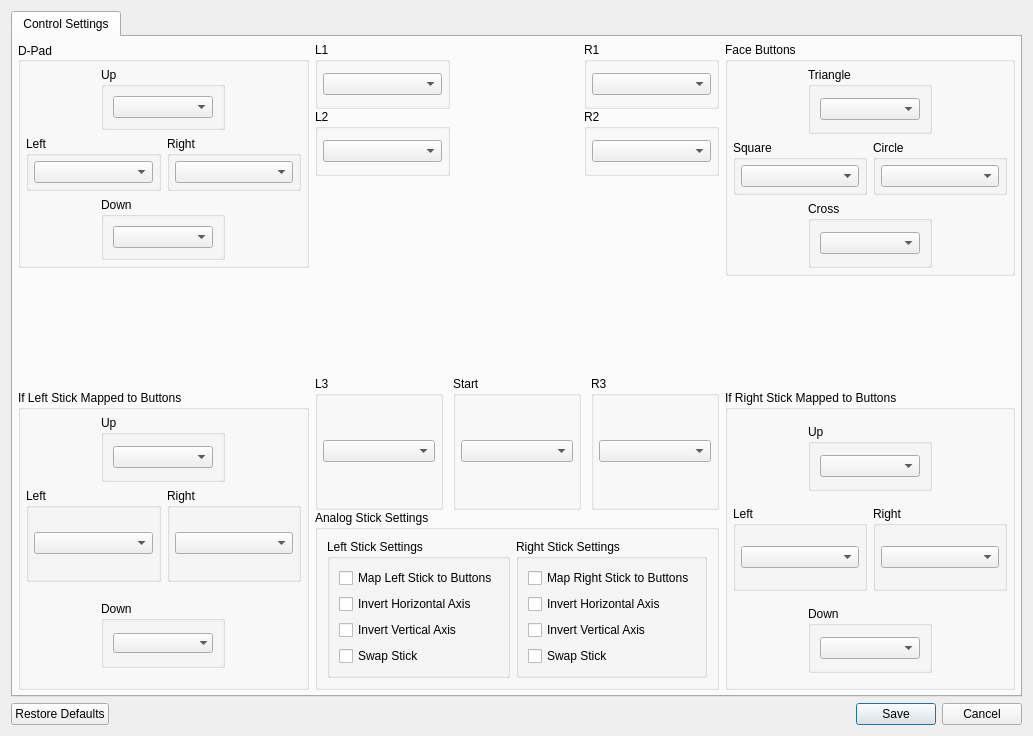
Above: src/qt_gui/control_settings.ui from diegolix29/shadPS4 before the change. Below: the same form after it.
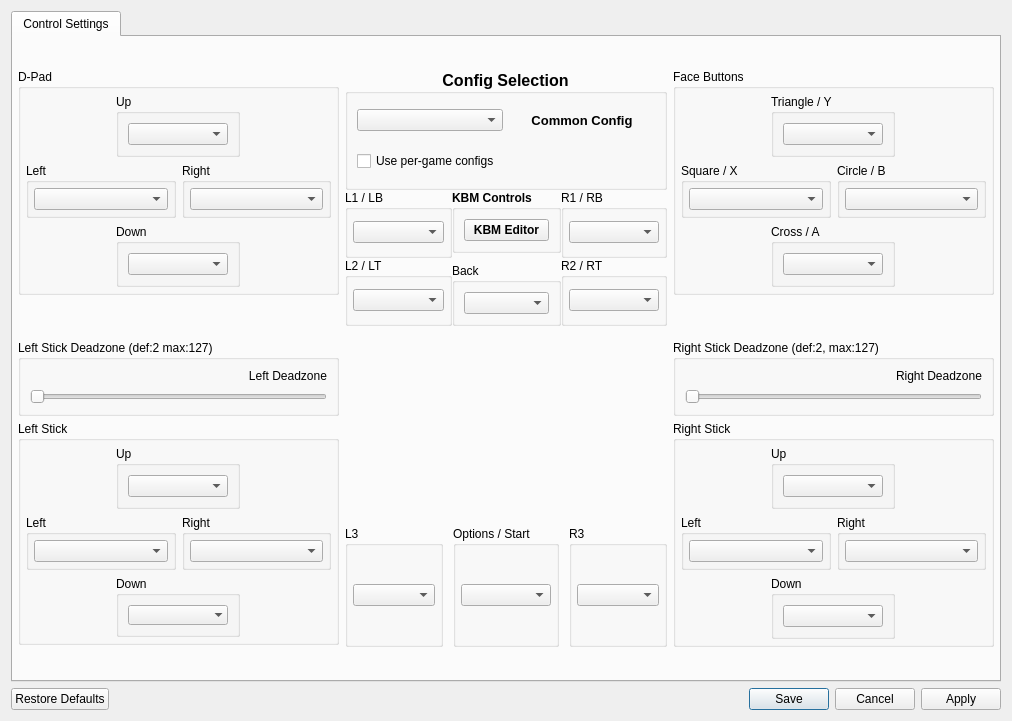
That is the form after the change. Icons and pictures are not drawn.

What changed in the file:
```diff
--- a/src/qt_gui/control_settings.ui
+++ b/src/qt_gui/control_settings.ui
@@ -11,8 +11,8 @@
    <rect>
     <x>0</x>
     <y>0</y>
-    <width>1033</width>
-    <height>736</height>
+    <width>1012</width>
+    <height>721</height>
    </rect>
   </property>
   <property name="windowTitle">
@@ -39,8 +39,8 @@
        <rect>
         <x>0</x>
         <y>0</y>
-        <width>1015</width>
-        <height>688</height>
+        <width>994</width>
+        <height>673</height>
        </rect>
       </property>
       <widget class="QWidget" name="tab">
@@ -72,6 +72,12 @@
               <property name="enabled">
                <bool>true</bool>
               </property>
+              <property name="sizePolicy">
+               <sizepolicy hsizetype="Preferred" vsizetype="Fixed">
+                <horstretch>0</horstretch>
+                <verstretch>0</verstretch>
+               </sizepolicy>
+              </property>
               <property name="maximumSize">
                <size>
                 <width>16777215</width>
@@ -81,9 +87,6 @@
               <property name="title">
                <string>D-Pad</string>
               </property>
-              <property name="alignment">
-               <set>Qt::AlignmentFlag::AlignLeading|Qt::AlignmentFlag::AlignLeft|Qt::AlignmentFlag::AlignVCenter</set>
-              </property>
               <layout class="QVBoxLayout" name="gb_dpad_layout">
                <property name="spacing">
                 <number>6</number>
@@ -248,7 +251,7 @@
                        </property>
                        <property name="minimumSize">
                         <size>
-                         <width>100</width>
+                         <width>0</width>
                          <height>0</height>
                         </size>
                        </property>
@@ -268,6 +271,9 @@
               <property name="orientation">
                <enum>Qt::Orientation::Vertical</enum>
               </property>
+              <property name="sizeType">
+               <enum>QSizePolicy::Policy::Maximum</enum>
+              </property>
               <property name="sizeHint" stdset="0">
                <size>
                 <width>20</width>
@@ -276,16 +282,72 @@
               </property>
              </spacer>
             </item>
+            <item>
+             <widget class="QGroupBox" name="LeftStickDeadZoneGB">
+              <property name="sizePolicy">
+               <sizepolicy hsizetype="Preferred" vsizetype="Fixed">
+                <horstretch>0</horstretch>
+                <verstretch>0</verstretch>
+               </sizepolicy>
+              </property>
+              <property name="title">
+               <string>Left Stick Deadzone (def:2 max:127)</string>
+              </property>
+              <layout class="QVBoxLayout" name="verticalLayout_15">
+               <item>
+                <widget class="QLabel" name="LeftDeadzoneValue">
+                 <property name="sizePolicy">
+                  <sizepolicy hsizetype="Minimum" vsizetype="Minimum">
+                   <horstretch>0</horstretch>
+                   <verstretch>0</verstretch>
+                  </sizepolicy>
+                 </property>
+                 <property name="text">
+                  <string>Left Deadzone</string>
+                 </property>
+                 <property name="alignment">
+                  <set>Qt::AlignmentFlag::AlignRight|Qt::AlignmentFlag::AlignTrailing|Qt::AlignmentFlag::AlignVCenter</set>
+                 </property>
+                </widget>
+               </item>
+               <item>
+                <widget class="QSlider" name="LeftDeadzoneSlider">
+                 <property name="sizePolicy">
+                  <sizepolicy hsizetype="Preferred" vsizetype="Minimum">
+                   <horstretch>0</horstretch>
+                   <verstretch>0</verstretch>
+                  </sizepolicy>
+                 </property>
+                 <property name="minimum">
+                  <number>1</number>
+                 </property>
+                 <property name="maximum">
+                  <number>127</number>
+                 </property>
+                 <property name="orientation">
+                  <enum>Qt::Orientation::Horizontal</enum>
+                 </property>
+                </widget>
+               </item>
+              </layout>
+             </widget>
+            </item>
             <item>
              <widget class="QGroupBox" name="gb_left_stick">
+              <property name="sizePolicy">
+               <sizepolicy hsizetype="Preferred" vsizetype="Fixed">
+                <horstretch>0</horstretch>
+                <verstretch>0</verstretch>
+               </sizepolicy>
+              </property>
               <property name="minimumSize">
                <size>
                 <width>0</width>
-                <height>300</height>
+                <height>0</height>
                </size>
               </property>
               <property name="title">
-               <string>If Left Stick Mapped to Buttons</string>
+               <string>Left Stick</string>
               </property>
               <layout class="QVBoxLayout" name="gb_left_stick_layout">
                <property name="leftMargin">
@@ -305,7 +367,7 @@
                  <property name="maximumSize">
                   <size>
                    <width>16777215</width>
-                   <height>67</height>
+                   <height>2121</height>
                   </size>
                  </property>
                  <layout class="QHBoxLayout" name="left_stick_up_layout">
@@ -325,7 +387,7 @@
                    <widget class="QGroupBox" name="gb_left_stick_up">
                     <property name="minimumSize">
                      <size>
-                      <width>124</width>
+                      <width>0</width>
                       <height>0</height>
                      </size>
                     </property>
@@ -340,7 +402,11 @@
                     </property>
                     <layout class="QVBoxLayout" name="verticalLayout_10">
                      <item>
-                      <widget class="QComboBox" name="LStickUpBox"/>
+                      <widget class="QComboBox" name="LStickUpBox">
+                       <property name="enabled">
+                        <bool>true</bool>
+                       </property>
+                      </widget>
                      </item>
                     </layout>
                    </widget>
@@ -369,7 +435,11 @@
                      <number>5</number>
                     </property>
                     <item>
-                     <widget class="QComboBox" name="LStickLeftBox"/>
+                     <widget class="QComboBox" name="LStickLeftBox">
+                      <property name="enabled">
+                       <bool>true</bool>
+                      </property>
+                     </widget>
                     </item>
                    </layout>
                   </widget>
@@ -399,7 +469,11 @@
                      <number>5</number>
                     </property>
                     <item>
-                     <widget class="QComboBox" name="LStickRightBox"/>
+                     <widget class="QComboBox" name="LStickRightBox">
+                      <property name="enabled">
+                       <bool>true</bool>
+                      </property>
+                     </widget>
                     </item>
                    </layout>
                   </widget>
@@ -432,7 +506,7 @@
                     <property name="maximumSize">
                      <size>
                       <width>124</width>
-                      <height>67</height>
+                      <height>21212</height>
                      </size>
                     </property>
                     <property name="title">
@@ -441,6 +515,9 @@
                     <layout class="QVBoxLayout" name="verticalLayout_8">
                      <item>
                       <widget class="QComboBox" name="LStickDownBox">
+                       <property name="enabled">
+                        <bool>true</bool>
+                       </property>
                        <property name="editable">
                         <bool>false</bool>
                        </property>
@@ -465,6 +542,91 @@
             <property name="spacing">
              <number>0</number>
             </property>
+            <item>
+             <widget class="QGroupBox" name="ProfileGroupBox">
+              <property name="sizePolicy">
+               <sizepolicy hsizetype="Preferred" vsizetype="Preferred">
+                <horstretch>0</horstretch>
+                <verstretch>0</verstretch>
+               </sizepolicy>
+              </property>
+              <property name="font">
+               <font>
+                <pointsize>12</pointsize>
+                <bold>true</bold>
+               </font>
+              </property>
+              <property name="title">
+               <string>Config Selection</string>
+              </property>
+              <property name="alignment">
+               <set>Qt::AlignmentFlag::AlignCenter</set>
+              </property>
+              <layout class="QVBoxLayout" name="verticalLayout_16">
+               <item>
+                <layout class="QHBoxLayout" name="horizontalLayout_6">
+                 <item>
+                  <widget class="QComboBox" name="ProfileComboBox">
+                   <property name="font">
+                    <font>
+                     <pointsize>9</pointsize>
+                     <bold>false</bold>
+                    </font>
+                   </property>
+                   <property name="currentText">
+                    <string/>
+                   </property>
+                   <property name="currentIndex">
+                    <number>-1</number>
+                   </property>
+                   <property name="placeholderText">
+                    <string>Common Config</string>
+                   </property>
+                  </widget>
+                 </item>
+                 <item>
+                  <widget class="QLabel" name="TitleLabel">
+                   <property name="font">
+                    <font>
+                     <pointsize>10</pointsize>
+                     <bold>true</bold>
+                    </font>
+                   </property>
+                   <property name="text">
+                    <string>Common Config</string>
+                   </property>
+                   <property name="alignment">
+                    <set>Qt::AlignmentFlag::AlignCenter</set>
+                   </property>
+                   <property name="wordWrap">
+                    <bool>true</bool>
+                   </property>
+                  </widget>
+                 </item>
+                </layout>
+               </item>
+               <item>
+                <widget class="QCheckBox" name="PerGameCheckBox">
+                 <property name="sizePolicy">
+                  <sizepolicy hsizetype="Minimum" vsizetype="Minimum">
+                   <horstretch>0</horstretch>
+                   <verstretch>0</verstretch>
+                  </sizepolicy>
+                 </property>
+                 <property name="font">
+                  <font>
+                   <pointsize>9</pointsize>
+                   <bold>false</bold>
+                  </font>
+                 </property>
+                 <property name="text">
+                  <string>Use per-game configs</string>
+                 </property>
+                </widget>
+               </item>
+              </layout>
+             </widget>
+            </item>
             <item>
              <layout class="QHBoxLayout" name="layout_middle_top">
               <property name="spacing">
@@ -475,7 +637,7 @@
                 <item>
                  <widget class="QGroupBox" name="gb_l1">
                   <property name="title">
-                   <string>L1</string>
+                   <string>L1 / LB</string>
                   </property>
                   <layout class="QVBoxLayout" name="gb_l1_layout">
                    <property name="leftMargin">
@@ -499,7 +661,7 @@
                 <item>
                  <widget class="QGroupBox" name="gb_l2">
                   <property name="title">
-                   <string>L2</string>
+                   <string>L2 / LT</string>
                   </property>
                   <layout class="QVBoxLayout" name="gb_l2_layout">
                    <property name="leftMargin">
@@ -525,33 +687,50 @@
               <item>
                <layout class="QVBoxLayout" name="layout_system_buttons">
                 <item>
-                 <layout class="QHBoxLayout" name="layout_select_start">
+                 <layout class="QVBoxLayout" name="verticalLayout_4">
                   <property name="spacing">
                    <number>10</number>
                   </property>
+                  <item>
+                   <widget class="QGroupBox" name="groupBox">
+                    <property name="font">
+                     <font>
+                      <bold>true</bold>
+                     </font>
+                    </property>
+                    <property name="title">
+                     <string>KBM Controls</string>
+                    </property>
+                    <layout class="QVBoxLayout" name="verticalLayout_11">
+                     <item>
+                      <widget class="QPushButton" name="KBMButton">
+                       <property name="font">
+                        <font>
+                         <bold>true</bold>
+                        </font>
+                       </property>
+                       <property name="text">
+                        <string>KBM Editor</string>
+                       </property>
+                      </widget>
+                     </item>
+                    </layout>
+                   </widget>
+                  </item>
+                  <item>
+                   <widget class="QGroupBox" name="groupBox_2">
+                    <property name="title">
+                     <string>Back</string>
+                    </property>
+                    <layout class="QVBoxLayout" name="verticalLayout_9">
+                     <item>
+                      <widget class="QComboBox" name="BackBox"/>
+                     </item>
+                    </layout>
+                   </widget>
+                  </item>
                  </layout>
                 </item>
-                <item>
-                 <widget class="QWidget" name="widget_ps_button" native="true">
-                  <layout class="QHBoxLayout" name="widget_ps_button_layout">
-                   <property name="spacing">
-                    <number>10</number>
-                   </property>
-                   <property name="leftMargin">
-                    <number>0</number>
-                   </property>
-                   <property name="topMargin">
-                    <number>0</number>
-                   </property>
-                   <property name="rightMargin">
-                    <number>0</number>
-                   </property>
-                   <property name="bottomMargin">
-                    <number>0</number>
-                   </property>
-                  </layout>
-                 </widget>
-                </item>
                </layout>
               </item>
               <item>
@@ -559,7 +738,7 @@
                 <item>
                  <widget class="QGroupBox" name="gb_r1">
                   <property name="title">
-                   <string>R1</string>
+                   <string>R1 / RB</string>
                   </property>
                   <layout class="QVBoxLayout" name="gb_r1_layout">
                    <property name="leftMargin">
@@ -583,7 +762,7 @@
                 <item>
                  <widget class="QGroupBox" name="gb_r2">
                   <property name="title">
-                   <string>R2</string>
+                   <string>R2 / RT</string>
                   </property>
                   <layout class="QVBoxLayout" name="gb_r2_layout">
                    <property name="leftMargin">
@@ -686,7 +865,7 @@
               <item>
                <widget class="QGroupBox" name="gb_start">
                 <property name="title">
-                 <string>Start</string>
+                 <string>Options / Start</string>
                 </property>
                 <layout class="QVBoxLayout" name="gb_start_layout">
                  <property name="leftMargin">
@@ -733,92 +912,6 @@
               </item>
              </layout>
             </item>
-            <item>
-             <widget class="QGroupBox" name="AnalogSettings">
-              <property name="title">
-               <string>Analog Stick Settings</string>
-              </property>
-              <layout class="QHBoxLayout" name="horizontalLayout_2">
-               <item>
-                <widget class="QGroupBox" name="LStickSettings">
-                 <property name="title">
-                  <string>Left Stick Settings</string>
-                 </property>
-                 <layout class="QVBoxLayout" name="verticalLayout_4">
-                  <item>
-                   <widget class="QCheckBox" name="LStickButtons">
-                    <property name="text">
-                     <string>Map Left Stick to Buttons</string>
-                    </property>
-                    <property name="checked">
-                     <bool>false</bool>
-                    </property>
-                   </widget>
-                  </item>
-                  <item>
-                   <widget class="QCheckBox" name="LStickInvertX">
-                    <property name="text">
-                     <string>Invert Horizontal Axis</string>
-                    </property>
-                   </widget>
-                  </item>
-                  <item>
-                   <widget class="QCheckBox" name="LStickInvertY">
-                    <property name="text">
-                     <string>Invert Vertical Axis</string>
-                    </property>
-                   </widget>
-                  </item>
-                  <item>
-                   <widget class="QCheckBox" name="LStickSwap">
-                    <property name="text">
-                     <string>Swap Stick</string>
-                    </property>
-                   </widget>
-                  </item>
-                 </layout>
-                </widget>
-               </item>
-               <item>
-                <widget class="QGroupBox" name="RStickSettings">
-                 <property name="title">
-                  <string>Right Stick Settings</string>
-                 </property>
-                 <layout class="QVBoxLayout" name="verticalLayout_9">
-                  <item>
-                   <widget class="QCheckBox" name="RStickButtons">
-                    <property name="text">
-                     <string>Map Right Stick to Buttons</string>
-                    </property>
-                   </widget>
-                  </item>
-                  <item>
-                   <widget class="QCheckBox" name="RStickInvertX">
-                    <property name="text">
-                     <string>Invert Horizontal Axis</string>
-                    </property>
-                   </widget>
-                  </item>
-                  <item>
-                   <widget class="QCheckBox" name="RStickInvertY">
-                    <property name="text">
-                     <string>Invert Vertical Axis</string>
-                    </property>
-                   </widget>
-                  </item>
-                  <item>
-                   <widget class="QCheckBox" name="RStickSwap">
-                    <property name="text">
-                     <string>Swap Stick</string>
-                    </property>
-                   </widget>
-                  </item>
-                 </layout>
-                </widget>
-               </item>
-              </layout>
-             </widget>
-            </item>
            </layout>
           </item>
           <item>
@@ -828,6 +921,12 @@
             </property>
             <item>
              <widget class="QGroupBox" name="gb_face_buttons">
+              <property name="sizePolicy">
+               <sizepolicy hsizetype="Preferred" vsizetype="Fixed">
+                <horstretch>0</horstretch>
+                <verstretch>0</verstretch>
+               </sizepolicy>
+              </property>
               <property name="title">
                <string>Face Buttons</string>
               </property>
@@ -870,21 +969,24 @@
                     <property name="minimumSize">
                      <size>
                       <width>124</width>
-                      <height>67</height>
+                      <height>0</height>
                      </size>
                     </property>
                     <property name="maximumSize">
                      <size>
-                      <width>124</width>
+                      <width>0</width>
                       <height>16777215</height>
                      </size>
                     </property>
                     <property name="title">
-                     <string>Triangle</string>
+                     <string>Triangle / Y</string>
                     </property>
                     <layout class="QVBoxLayout" name="verticalLayout_3">
                      <item>
                       <widget class="QComboBox" name="YBox">
+                       <property name="enabled">
+                        <bool>true</bool>
+                       </property>
                        <property name="sizePolicy">
                         <sizepolicy hsizetype="Preferred" vsizetype="Fixed">
                          <horstretch>0</horstretch>
@@ -904,7 +1006,7 @@
                  <item>
                   <widget class="QGroupBox" name="gb_square">
                    <property name="title">
-                    <string>Square</string>
+                    <string>Square / X</string>
                    </property>
                    <layout class="QVBoxLayout" name="gb_square_layout">
                     <property name="leftMargin">
@@ -928,7 +1030,7 @@
                  <item>
                   <widget class="QGroupBox" name="gb_circle">
                    <property name="title">
-                    <string>Circle</string>
+                    <string>Circle / B</string>
                    </property>
                    <layout class="QVBoxLayout" name="gb_circle_layout">
                     <property name="leftMargin">
@@ -971,7 +1073,7 @@
                     <property name="minimumSize">
                      <size>
                       <width>124</width>
-                      <height>67</height>
+                      <height>0</height>
                      </size>
                     </property>
                     <property name="maximumSize">
@@ -981,7 +1083,7 @@
                      </size>
                     </property>
                     <property name="title">
-                     <string>Cross</string>
+                     <string>Cross / A</string>
                     </property>
                     <layout class="QVBoxLayout" name="verticalLayout_5">
                      <item>
@@ -1001,24 +1103,83 @@
               <property name="orientation">
                <enum>Qt::Orientation::Vertical</enum>
               </property>
+              <property name="sizeType">
+               <enum>QSizePolicy::Policy::Maximum</enum>
+              </property>
               <property name="sizeHint" stdset="0">
                <size>
                 <width>20</width>
-                <height>0</height>
+                <height>40</height>
                </size>
               </property>
              </spacer>
             </item>
+            <item>
+             <widget class="QGroupBox" name="RightStickDeadZoneGB">
+              <property name="sizePolicy">
+               <sizepolicy hsizetype="Preferred" vsizetype="Fixed">
+                <horstretch>0</horstretch>
+                <verstretch>0</verstretch>
+               </sizepolicy>
+              </property>
+              <property name="title">
+               <string>Right Stick Deadzone (def:2, max:127)</string>
+              </property>
+              <layout class="QVBoxLayout" name="verticalLayout_13">
+               <item>
+                <widget class="QLabel" name="RightDeadzoneValue">
+                 <property name="sizePolicy">
+                  <sizepolicy hsizetype="Preferred" vsizetype="Minimum">
+                   <horstretch>0</horstretch>
+                   <verstretch>0</verstretch>
+                  </sizepolicy>
+                 </property>
+                 <property name="text">
+                  <string>Right Deadzone</string>
+                 </property>
+                 <property name="alignment">
+                  <set>Qt::AlignmentFlag::AlignRight|Qt::AlignmentFlag::AlignTrailing|Qt::AlignmentFlag::AlignVCenter</set>
+                 </property>
+                </widget>
+               </item>
+               <item>
+                <widget class="QSlider" name="RightDeadzoneSlider">
+                 <property name="sizePolicy">
+                  <sizepolicy hsizetype="Preferred" vsizetype="Minimum">
+                   <horstretch>0</horstretch>
+                   <verstretch>0</verstretch>
+                  </sizepolicy>
+                 </property>
+                 <property name="minimum">
+                  <number>1</number>
+                 </property>
+                 <property name="maximum">
+                  <number>127</number>
+                 </property>
+                 <property name="orientation">
+                  <enum>Qt::Orientation::Horizontal</enum>
+                 </property>
+                </widget>
+               </item>
+              </layout>
+             </widget>
+            </item>
             <item>
              <widget class="QGroupBox" name="gb_right_stick">
+              <property name="sizePolicy">
+               <sizepolicy hsizetype="Preferred" vsizetype="Fixed">
+                <horstretch>0</horstretch>
+                <verstretch>0</verstretch>
+               </sizepolicy>
+              </property>
               <property name="minimumSize">
                <size>
                 <width>0</width>
-                <height>300</height>
+                <height>0</height>
                </size>
               </property>
               <property name="title">
-               <string>If Right Stick Mapped to Buttons</string>
+               <string>Right Stick</string>
               </property>
               <layout class="QVBoxLayout" name="verticalLayout_2">
                <property name="leftMargin">
@@ -1050,16 +1211,22 @@
                   </property>
                   <item>
                    <widget class="QGroupBox" name="gb_right_stick_up">
+                    <property name="sizePolicy">
+                     <sizepolicy hsizetype="Preferred" vsizetype="Fixed">
+                      <horstretch>0</horstretch>
+                      <verstretch>0</verstretch>
+                     </sizepolicy>
+                    </property>
                     <property name="minimumSize">
                      <size>
-                      <width>124</width>
+                      <width>0</width>
                       <height>0</height>
                      </size>
                     </property>
                     <property name="maximumSize">
                      <size>
                       <width>124</width>
-                      <height>67</height>
+                      <height>1231321</height>
                      </size>
                     </property>
                     <property name="title">
@@ -1067,7 +1234,11 @@
                     </property>
                     <layout class="QVBoxLayout" name="verticalLayout_7">
                      <item>
-                      <widget class="QComboBox" name="RStickUpBox"/>
+                      <widget class="QComboBox" name="RStickUpBox">
+                       <property name="enabled">
+                        <bool>true</bool>
+                       </property>
+                      </widget>
                      </item>
                     </layout>
                    </widget>
@@ -1096,7 +1267,11 @@
                      <number>5</number>
                     </property>
                     <item>
-                     <widget class="QComboBox" name="RStickLeftBox"/>
+                     <widget class="QComboBox" name="RStickLeftBox">
+                      <property name="enabled">
+                       <bool>true</bool>
+                      </property>
+                     </widget>
                     </item>
                    </layout>
                   </widget>
@@ -1153,7 +1328,7 @@
                     <property name="maximumSize">
                      <size>
                       <width>124</width>
-                      <height>67</height>
+                      <height>2121</height>
                      </size>
                     </property>
                     <property name="title">
@@ -1161,7 +1336,11 @@
                     </property>
                     <layout class="QVBoxLayout" name="verticalLayout_6">
                      <item>
-                      <widget class="QComboBox" name="RStickDownBox"/>
+                      <widget class="QComboBox" name="RStickDownBox">
+                       <property name="enabled">
+                        <bool>true</bool>
+                       </property>
+                      </widget>
                      </item>
                     </layout>
                    </widget>
@@ -1184,7 +1363,7 @@
    <item>
     <widget class="QDialogButtonBox" name="buttonBox">
      <property name="standardButtons">
-      <set>QDialogButtonBox::StandardButton::Cancel|QDialogButtonBox::StandardButton::RestoreDefaults|QDialogButtonBox::StandardButton::Save</set>
+      <set>QDialogButtonBox::StandardButton::Apply|QDialogButtonBox::StandardButton::Cancel|QDialogButtonBox::StandardButton::RestoreDefaults|QDialogButtonBox::StandardButton::Save</set>
      </property>
      <property name="centerButtons">
       <bool>false</bool>
```
